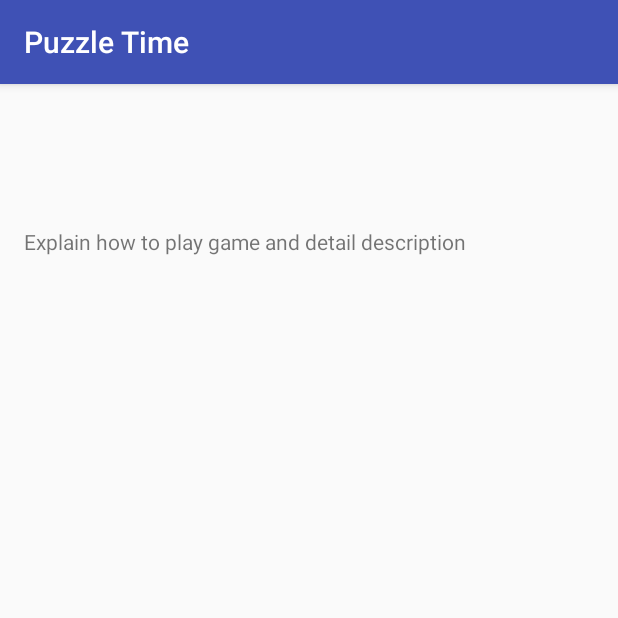
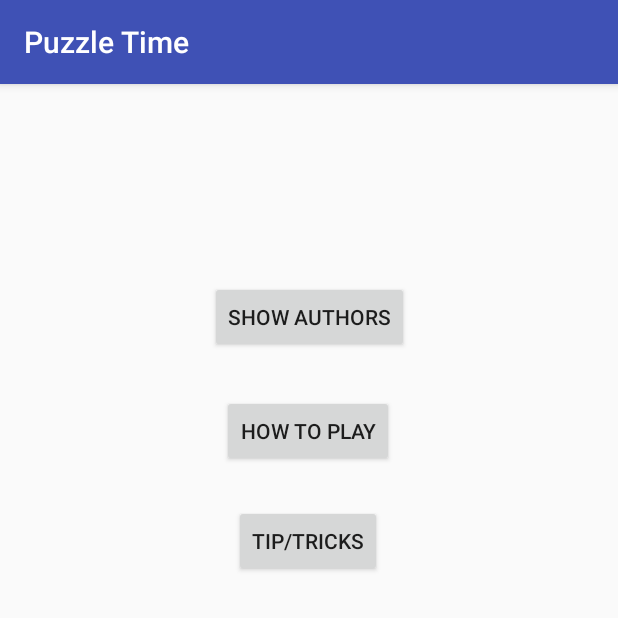
Before and after one commit to Bee-HN/Images_Puzzles_Game-, an Android app: the help screen opened directly, with no data from a screen before it, on a phone screen of 412 x 824 dp, the top half of it. Run offline under Robolectric (Android 15) with nearby library versions, the phone set to English and light mode, and no system bars.

Commit message:
Help activity fully done

```diff
--- a/app/src/main/java/com/hoang_nguyen/courseproject/MainActivity.java
+++ b/app/src/main/java/com/hoang_nguyen/courseproject/MainActivity.java
@@ -56,7 +56,7 @@ public class MainActivity extends AppCompatActivity {
                             .setNegativeButton("No", new DialogInterface.OnClickListener() {
                                 @Override
                                 public void onClick(DialogInterface dialog, int which) {
-                                    dialog.cancel();
+                                    dialog.dismiss();
                                 }
                             });
 
--- a/app/src/main/res/layout/activity_help.xml
+++ b/app/src/main/res/layout/activity_help.xml
@@ -6,16 +6,45 @@
     android:layout_height="match_parent"
     tools:context="com.hoang_nguyen.courseproject.help">
 
-    <TextView
-        android:id="@+id/textView2"
+    <Button
+        android:id="@+id/AuthorsBtn"
         android:layout_width="wrap_content"
         android:layout_height="wrap_content"
-        android:text="Explain how to play game and detail description"
+        android:text="Show Authors"
+        android:onClick="Authors"
         tools:layout_constraintTop_creator="1"
-        android:layout_marginStart="16dp"
-        android:layout_marginTop="95dp"
+        tools:layout_constraintRight_creator="1"
+        app:layout_constraintRight_toRightOf="parent"
+        android:layout_marginTop="131dp"
         tools:layout_constraintLeft_creator="1"
         app:layout_constraintLeft_toLeftOf="parent"
-        app:layout_constraintTop_toTopOf="parent"
-        android:layout_marginLeft="16dp" />
+        app:layout_constraintTop_toTopOf="parent" />
+
+    <Button
+        android:id="@+id/howToBtn"
+        android:layout_width="wrap_content"
+        android:layout_height="wrap_content"
+        android:text="How to Play"
+        android:onClick="HowTo"
+        tools:layout_constraintTop_creator="1"
+        android:layout_marginStart="8dp"
+        android:layout_marginTop="28dp"
+        app:layout_constraintTop_toBottomOf="@+id/AuthorsBtn"
+        tools:layout_constraintLeft_creator="1"
+        app:layout_constraintLeft_toLeftOf="@+id/AuthorsBtn"
+        android:layout_marginLeft="8dp" />
+
+    <Button
+        android:id="@+id/TipsBtn"
+        android:layout_width="wrap_content"
+        android:layout_height="wrap_content"
+        android:text="Tip/Tricks"
+        android:onClick="TipsAndTricks"
+        tools:layout_constraintTop_creator="1"
+        tools:layout_constraintRight_creator="1"
+        android:layout_marginEnd="8dp"
+        app:layout_constraintRight_toRightOf="@+id/howToBtn"
+        android:layout_marginTop="25dp"
+        app:layout_constraintTop_toBottomOf="@+id/howToBtn"
+        android:layout_marginRight="8dp" />
 </android.support.constraint.ConstraintLayout>
```
Also changed, not shown: app/src/main/java/com/hoang_nguyen/courseproject/help.java (+80 -0 lines).
